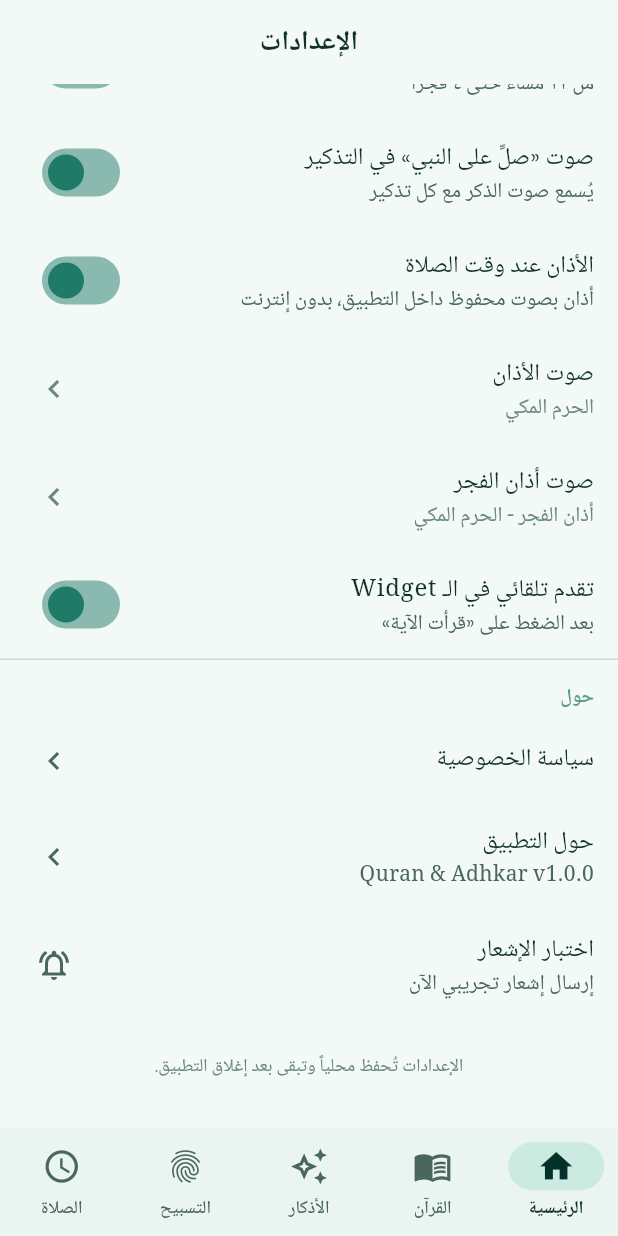
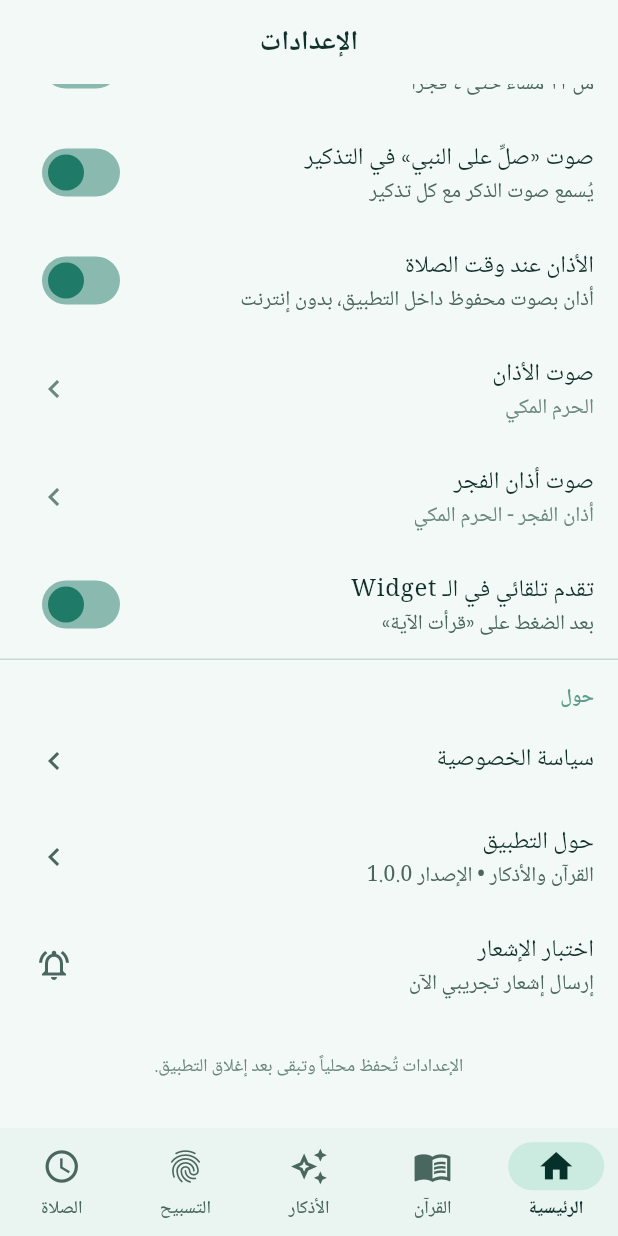
Before and after one commit to aizhari1/quran-adhkar-app, a Flutter app: the SettingsScreen screen opened by its route, scrolled down 856 dp, on a phone screen of 412 x 824 dp. Run offline on Flutter 3.47's test engine with Material 3 defaults, Android fonts, the phone set to English and light mode, and no system bars; our stand-ins replace adhan, flutter_local_notifications, flutter_riverpod, flutter_timezone, geolocator, go_router and 3 more; accounts and stored records are empty.

```diff
--- a/lib/features/onboarding/presentation/onboarding_screen.dart
+++ b/lib/features/onboarding/presentation/onboarding_screen.dart
@@ -2,6 +2,7 @@ import 'package:flutter/material.dart';
 import 'package:flutter_riverpod/flutter_riverpod.dart';
 import 'package:go_router/go_router.dart';
 import '../../../core/theme/app_colors.dart';
+import '../../../core/notifications/notification_service.dart';
 import '../data/onboarding_prefs.dart';
 
 class OnboardingScreen extends ConsumerWidget {
@@ -34,6 +35,8 @@ class OnboardingScreen extends ConsumerWidget {
               ElevatedButton(
                 onPressed: () async {
                   await OnboardingPrefs.markDone();
+                  // Lets the adhan fire exactly on time (Android 12+).
+                  NotificationService().requestExactAlarmPermission();
                   if (context.mounted) context.go('/home');
                 },
                 child: const Text('ابدأ الآن'),
--- a/lib/features/settings/presentation/settings_screen.dart
+++ b/lib/features/settings/presentation/settings_screen.dart
@@ -368,7 +368,7 @@ class SettingsScreen extends ConsumerWidget {
           ),
           const ListTile(
             title: Text('حول التطبيق'),
-            subtitle: Text('Quran & Adhkar v1.0.0'),
+            subtitle: Text('القرآن والأذكار • الإصدار 1.0.0'),
             trailing: Icon(Icons.chevron_right),
           ),
           ListTile(
--- a/lib/features/tasbeeh/data/tasbeeh_prefs.dart
+++ b/lib/features/tasbeeh/data/tasbeeh_prefs.dart
@@ -23,7 +23,7 @@ class TasbeehSnapshot {
       };
 
   factory TasbeehSnapshot.fromJson(Map<String, dynamic> j) => TasbeehSnapshot(
-        name: j['name'] as String? ?? 'Subhan Allah',
+        name: j['name'] as String? ?? 'سبحان الله',
         nameArabic: j['nameArabic'] as String? ?? 'سُبْحَانَ ٱللَّهِ',
         count: j['count'] as int? ?? 0,
         target: j['target'] as int? ?? 33,
```
Also changed, not shown: 2 other files.
